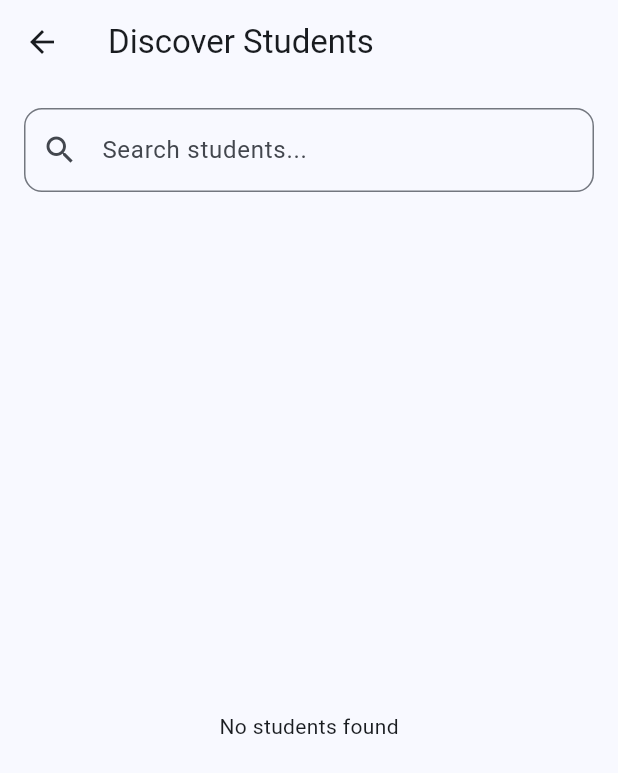
After one commit to parthkumar0607-ux/campus_connect, a Flutter app: the DiscoverScreen screen opened directly, on a phone screen of 412 x 824 dp. The commit adds this screen. Shown: the top 773 px of the screen. Run offline on Flutter 3.47's test engine with Material 3 defaults, Android fonts, the phone set to English and light mode, and no system bars; our stand-ins replace dio, flutter_secure_storage, image_picker; accounts and stored records are empty; network calls fail.

Commit message:
Add discover users endpoint

```diff
--- /dev/null
+++ b/lib/features/discover/data/discover_repository.dart
@@ -0,0 +1,11 @@
+import '../models/discover_user_model.dart';
+import 'discover_remote_datasource.dart';
+
+class DiscoverRepository {
+  final DiscoverRemoteDataSource _remote =
+      DiscoverRemoteDataSource();
+
+  Future<List<DiscoverUser>> getUsers() {
+    return _remote.getUsers();
+  }
+}
--- /dev/null
+++ b/lib/features/discover/models/discover_user_model.dart
@@ -0,0 +1,37 @@
+class DiscoverUser {
+  final int id;
+  final String name;
+  final String email;
+  final String? college;
+  final String? course;
+  final String? year;
+  final String? bio;
+  final String? skills;
+  final String? profileImage;
+
+  DiscoverUser({
+    required this.id,
+    required this.name,
+    required this.email,
+    this.college,
+    this.course,
+    this.year,
+    this.bio,
+    this.skills,
+    this.profileImage,
+  });
+
+  factory DiscoverUser.fromJson(Map<String, dynamic> json) {
+    return DiscoverUser(
+      id: json["id"],
+      name: json["name"],
+      email: json["email"],
+      college: json["college"],
+      course: json["course"],
+      year: json["year"],
+      bio: json["bio"],
+      skills: json["skills"],
+      profileImage: json["profile_image"],
+    );
+  }
+}
--- /dev/null
+++ b/lib/features/discover/presentation/screens/discover_screen.dart
@@ -0,0 +1,112 @@
+import 'package:flutter/material.dart';
+
+import '../../data/discover_repository.dart';
+import '../../models/discover_user_model.dart';
+import '../widgets/student_card.dart';
+
+class DiscoverScreen extends StatefulWidget {
+  const DiscoverScreen({super.key});
+
+  @override
+  State<DiscoverScreen> createState() =>
+      _DiscoverScreenState();
+}
+
+class _DiscoverScreenState
+    extends State<DiscoverScreen> {
+  final DiscoverRepository repository =
+      DiscoverRepository();
+
+  List<DiscoverUser> users = [];
+  List<DiscoverUser> filteredUsers = [];
+
+  bool loading = true;
+
+  @override
+  void initState() {
+    super.initState();
+    loadUsers();
+  }
+
+  Future<void> loadUsers() async {
+    try {
+      users = await repository.getUsers();
+      filteredUsers = users;
+    } catch (e) {
+      debugPrint(e.toString());
+    }
+
+    setState(() {
+      loading = false;
+    });
+  }
+
+  void search(String value) {
+    setState(() {
+      filteredUsers = users.where((user) {
+        final query = value.toLowerCase();
+
+        return user.name.toLowerCase().contains(query) ||
+            (user.skills ?? "")
+                .toLowerCase()
+                .contains(query) ||
+            (user.course ?? "")
+                .toLowerCase()
+                .contains(query);
+      }).toList();
+    });
+  }
+
+  @override
+  Widget build(BuildContext context) {
+    return Scaffold(
+      appBar: AppBar(
+        title: const Text("Discover Students"),
+      ),
+      body: loading
+          ? const Center(
+              child: CircularProgressIndicator(),
+            )
+          : RefreshIndicator(
+              onRefresh: loadUsers,
+              child: Column(
+                children: [
+                  Padding(
+                    padding: const EdgeInsets.all(16),
+                    child: TextField(
+                      onChanged: search,
+                      decoration: InputDecoration(
+                        hintText: "Search students...",
+                        prefixIcon:
+                            const Icon(Icons.search),
+                        border: OutlineInputBorder(
+                          borderRadius:
+                              BorderRadius.circular(12),
+                        ),
+                      ),
+                    ),
+                  ),
+                  Expanded(
+                    child: filteredUsers.isEmpty
+                        ? const Center(
+                            child: Text(
+                              "No students found",
+                            ),
+                          )
+                        : ListView.builder(
+                            itemCount:
+                                filteredUsers.length,
+                            itemBuilder: (context, index) {
+                              return StudentCard(
+                                user:
+                                    filteredUsers[index],
+                              );
+                            },
+                          ),
+                  ),
+                ],
+              ),
+            ),
+    );
+  }
+}
--- a/lib/features/navigation/presentation/screens/main_navigation_screen.dart
+++ b/lib/features/navigation/presentation/screens/main_navigation_screen.dart
@@ -1,8 +1,8 @@
 import 'package:flutter/material.dart';
 
 import 'package:campus_connect_v2/features/home/presentation/screens/home_screen.dart';
+import 'package:campus_connect_v2/features/discover/presentation/screens/discover_screen.dart';
 import 'package:campus_connect_v2/features/events/presentation/screens/events_screen.dart';
-import 'package:campus_connect_v2/features/chat/presentation/screens/chat_screen.dart';
 import 'package:campus_connect_v2/features/teams/presentation/screens/teams_screen.dart';
 import 'package:campus_connect_v2/features/profile/presentation/screens/profile_screen.dart';
 
@@ -17,11 +17,11 @@ class MainNavigationScreen extends StatefulWidget {
 class _MainNavigationScreenState extends State<MainNavigationScreen> {
   int _selectedIndex = 0;
 
-  final List<Widget> _pages = [
+  final List<Widget> _pages = const [
     HomeScreen(),
+    DiscoverScreen(),
+    TeamsScreen(),
     EventsScreen(),
-    ChatScreen(),
-    TeamsScreen(),
     ProfileScreen(),
   ];
 
@@ -43,19 +43,19 @@ class _MainNavigationScreenState extends State<MainNavigationScreen> {
             label: "Home",
           ),
           NavigationDestination(
-            icon: Icon(Icons.event_outlined),
-            selectedIcon: Icon(Icons.event),
-            label: "Events",
-          ),
-          NavigationDestination(
-            icon: Icon(Icons.chat_outlined),
-            selectedIcon: Icon(Icons.chat),
-            label: "Chat",
+            icon: Icon(Icons.search),
+            selectedIcon: Icon(Icons.search),
+            label: "Discover",
           ),
           NavigationDestination(
             icon: Icon(Icons.groups_outlined),
             selectedIcon: Icon(Icons.groups),
             label: "Teams",
+          ),
+          NavigationDestination(
+            icon: Icon(Icons.event_outlined),
+            selectedIcon: Icon(Icons.event),
+            label: "Events",
           ),
           NavigationDestination(
             icon: Icon(Icons.person_outline),
```
Also changed, not shown: lib/features/discover/data/discover_remote_datasource.dart (added, +13 -0 lines), lib/features/discover/presentation/widgets/student_card.dart (added, +81 -0 lines), lib/features/profile/data/datasource/profile_remote_datasource.dart (+8 -6 lines), lib/features/profile/presentation/screens/profile_screen.dart (+48 -118 lines), 1 other file.
